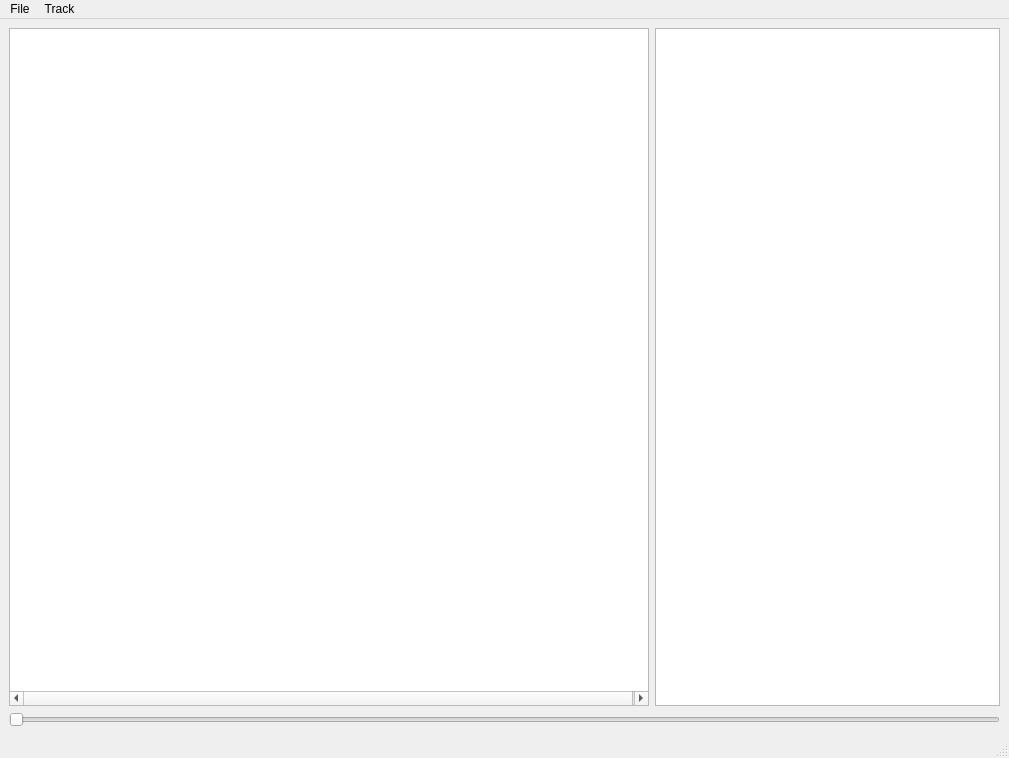
Before: the Qt Designer form GUI/mainwindow.ui in kostasl/zebrafish_tracker, drawn with Qt 5.
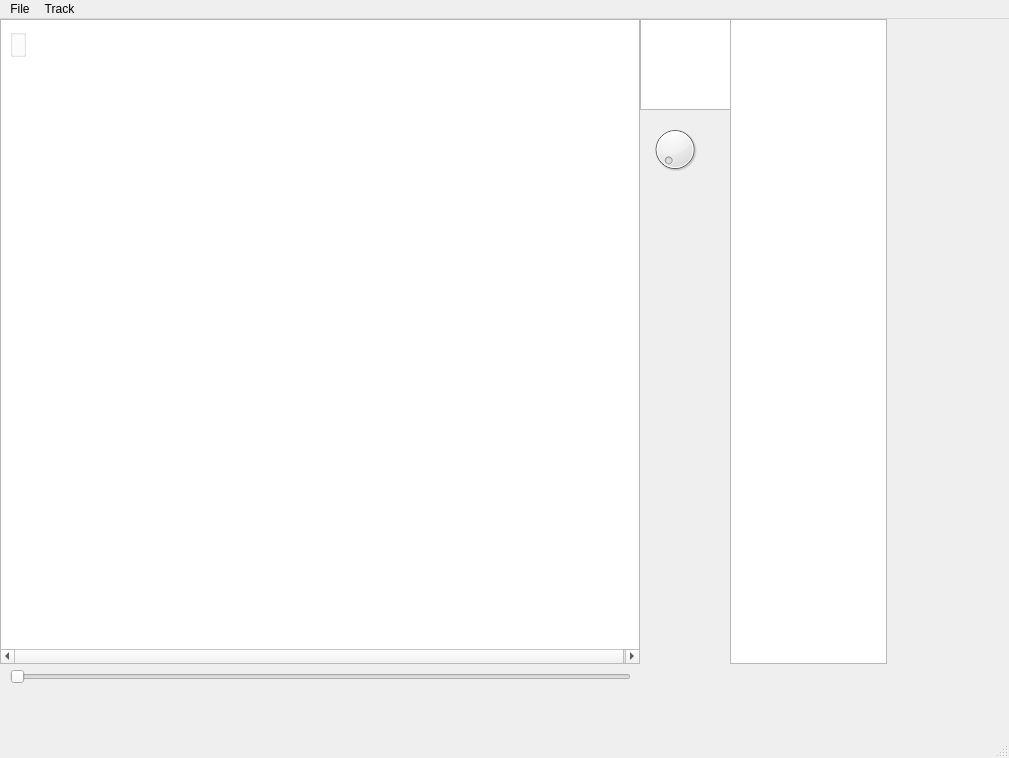
After: the same form once the commit is applied.

Commit message: Found source of  Crash, in vector DEstructor - Changed GUI Arrangments

Patch:
```diff
--- a/GUI/mainwindow.ui
+++ b/GUI/mainwindow.ui
@@ -14,19 +14,25 @@
    <string>MainWindow</string>
   </property>
   <widget class="QWidget" name="centralwidget">
-   <layout class="QGridLayout" name="gridLayout_3">
-    <item row="0" column="0">
-     <layout class="QGridLayout" name="gridLayout">
-      <property name="sizeConstraint">
-       <enum>QLayout::SetNoConstraint</enum>
-      </property>
-      <item row="0" column="0">
-       <layout class="QHBoxLayout" name="horizontalLayout">
-        <property name="sizeConstraint">
-         <enum>QLayout::SetNoConstraint</enum>
-        </property>
-        <item>
+   <widget class="QDial" name="EyeSegThreshold">
+    <property name="geometry">
+     <rect>
+      <x>650</x>
+      <y>100</y>
+      <width>50</width>
+      <height>61</height>
+     </rect>
+    </property>
+   </widget>
          <widget class="QGraphicsView" name="graphicsView">
+    <property name="geometry">
+     <rect>
+      <x>0</x>
+      <y>0</y>
+      <width>640</width>
+      <height>645</height>
+     </rect>
+    </property>
           <property name="minimumSize">
            <size>
             <width>640</width>
@@ -63,22 +69,54 @@
            <enum>QGraphicsView::ScrollHandDrag</enum>
           </property>
          </widget>
-        </item>
-        <item>
-         <widget class="QListView" name="listView"/>
-        </item>
-       </layout>
-      </item>
-      <item row="1" column="0">
+   <widget class="QGraphicsView" name="graphicsViewHead">
+    <property name="geometry">
+     <rect>
+      <x>640</x>
+      <y>0</y>
+      <width>91</width>
+      <height>91</height>
+     </rect>
+    </property>
+   </widget>
+   <widget class="QListView" name="listView">
+    <property name="geometry">
+     <rect>
+      <x>730</x>
+      <y>0</y>
+      <width>157</width>
+      <height>645</height>
+     </rect>
+    </property>
+   </widget>
+   <widget class="QGroupBox" name="">
+    <property name="geometry">
+     <rect>
+      <x>10</x>
+      <y>10</y>
+      <width>16</width>
+      <height>28</height>
+     </rect>
+    </property>
+    <layout class="QHBoxLayout" name="horizontalLayout">
+     <property name="sizeConstraint">
+      <enum>QLayout::SetNoConstraint</enum>
+     </property>
+    </layout>
+   </widget>
        <widget class="QSlider" name="horizontalSlider">
+    <property name="geometry">
+     <rect>
+      <x>10</x>
+      <y>650</y>
+      <width>621</width>
+      <height>16</height>
+     </rect>
+    </property>
         <property name="orientation">
          <enum>Qt::Horizontal</enum>
         </property>
        </widget>
-      </item>
-     </layout>
-    </item>
-   </layout>
   </widget>
   <widget class="QMenuBar" name="menubar">
    <property name="geometry">
```
Left out of the diff: 39 changed lines with no effect on the pictures. Lines whose indentation alone changed are shown as unchanged. The commit also changes 2 other files.
